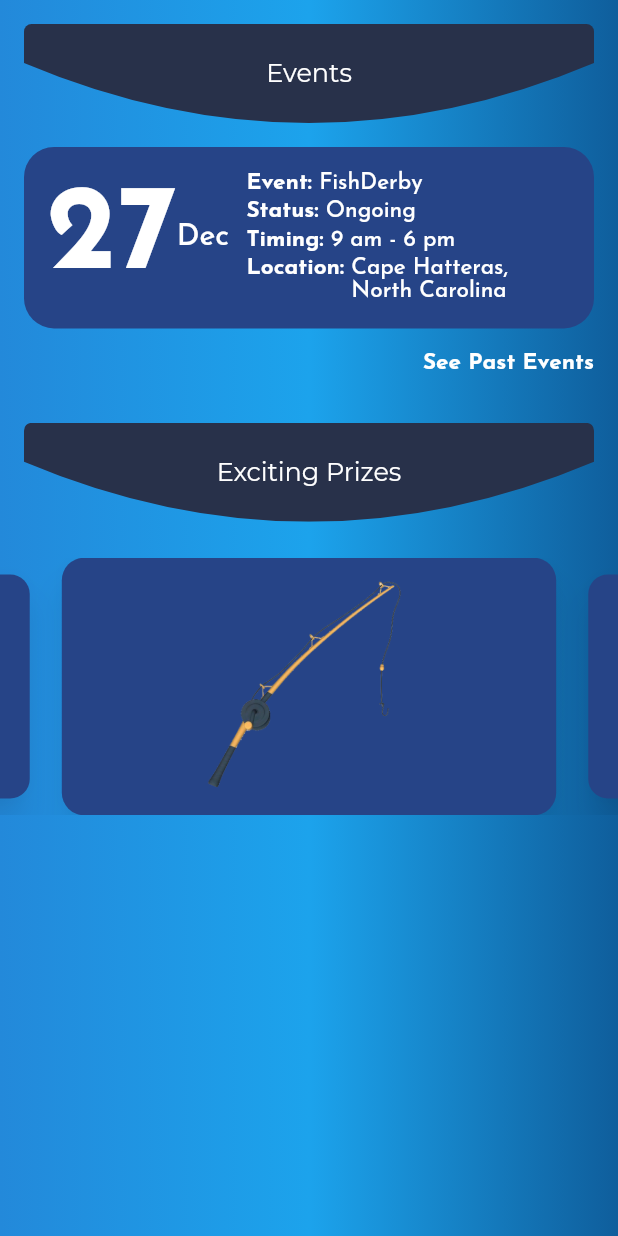
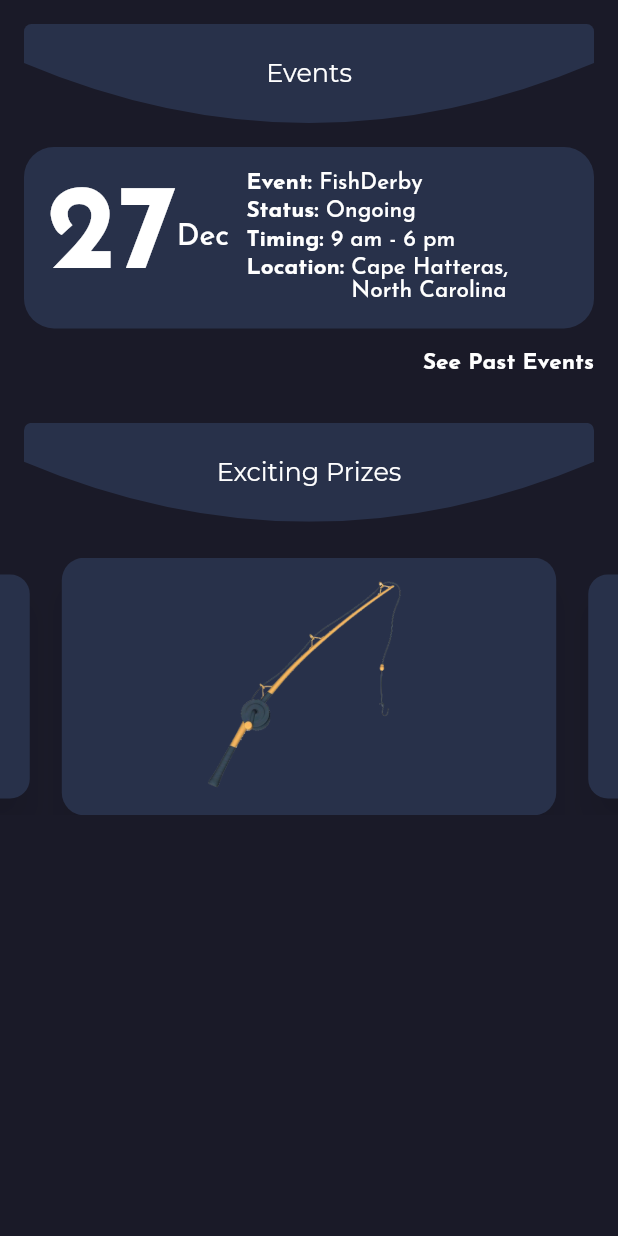
Before and after one commit to Simple-Computers-101/icefishingderby, a Flutter app: the HomeScreenView screen opened directly, on a phone screen of 412 x 824 dp. Run offline on Flutter 3.47's test engine with Material 2 defaults, Android fonts, the phone set to English and light mode, and no system bars; drawn by our look-alikes of carousel_slider; our stand-ins replace equatable, firebase_auth, firebase_core, flutter_custom_clippers, flutter_icons, flutter_screenutil and 10 more; missing offline and left inert: flutter_barcode_scanner, sign_button; accounts and stored records are empty.

```diff
--- a/lib/core/router.dart
+++ b/lib/core/router.dart
@@ -12,6 +12,7 @@ import 'package:icefishingderby/views/view_registration_screen/view_registration
 import 'package:icefishingderby/views/forgot_password/forgot_password_view.dart' as view6;
 import 'package:icefishingderby/views/buy_products/buy_products_view.dart' as view7;
 import 'package:icefishingderby/views/product_description/product_description_view.dart' as view8;
+import 'package:icefishingderby/views/show_qr_code/show_qr_code_view.dart' as view9;
 
 class Router {
   static Route<dynamic> generateRoute(RouteSettings settings) {
@@ -34,6 +35,8 @@ class Router {
         return MaterialPageRoute(builder: (_) => view7.BuyProductsView());
       case productDescriptionViewRoute:
         return MaterialPageRoute(builder: (_) => view8.ProductDescriptionView());
+      case showQrCodeViewRoute:
+        return MaterialPageRoute(builder: (_) => view9.ShowQrCodeView());
       default:
         return MaterialPageRoute(
           builder: (_) => Scaffold(
--- a/lib/core/router.json
+++ b/lib/core/router.json
@@ -45,6 +45,7 @@
             "file_path": "views/product_description/product_description_view.dart",
             "route_name": "product_descriptionViewRoute",
             "view_name": "ProductDescriptionView"
+
         }
     ]
 }
--- a/lib/core/router_constants.dart
+++ b/lib/core/router_constants.dart
@@ -9,3 +9,4 @@ const String viewRegistrationScreenViewRoute = 'viewRegistrationScreenViewRoute'
 const String forgotPasswordViewRoute = 'forgotPasswordViewRoute';
 const String buyProductsViewRoute = 'buyProductsViewRoute';
 const String productDescriptionViewRoute = 'productDescriptionViewRoute';
+const String showQrCodeViewRoute = 'showQrCodeViewRoute';
--- a/lib/views/home_screen/home_screen_view.dart
+++ b/lib/views/home_screen/home_screen_view.dart
@@ -15,18 +15,8 @@ class HomeScreenView extends StatelessWidget {
         return Scaffold(
           // appBar: AppBar(
           //   title: Text("Home"),
-          //   backgroundColor: darktheme,
-          body: Container(
-            decoration: BoxDecoration(
-              gradient: new LinearGradient(
-                colors: [
-                  Color(0xff2389da),
-                  Color(0xff1ca3ec),
-                  Color(0xff0f5e9c),
-                ],
-              ),
-            ),
-            child: ListView(
+            backgroundColor: backgroundcolor,
+          body: ListView(
             children: [
               Expanded(
                 flex: 4,
@@ -42,12 +32,13 @@ class HomeScreenView extends StatelessWidget {
                         padding: const EdgeInsets.all(8.0),
                         child: Material(
                           borderRadius: BorderRadius.circular(20),
-                            color: darktheme,
+                          color: widgetcolor,
                           child: Padding(
                             padding: const EdgeInsets.all(15.0),
                             child: Row(
                               children: [
                                 Expanded(
+
                                   flex: 3,
                                   child: Row(
                                     // crossAxisAlignment:
@@ -139,7 +130,7 @@ class HomeScreenView extends StatelessWidget {
                             .map((item) => Center(
                                     child: Container(
                                   child: Material(
-                                      color: darktheme,
+                                    color: widgetcolor,
                                     borderRadius: BorderRadius.circular(15),
                                     shadowColor: Colors.black38,
                                     elevation: 9.0,
@@ -165,7 +156,6 @@ class HomeScreenView extends StatelessWidget {
               )
             ],
           ),
-          ),
         );
       },
       viewModelBuilder: () => HomeScreenViewModel(),
--- a/lib/views/login_screen/login_screen_view.dart
+++ b/lib/views/login_screen/login_screen_view.dart
@@ -41,9 +41,8 @@ class _LoginScreenViewState extends State<LoginScreenView> {
               gradient: new LinearGradient(
                 tileMode: TileMode.mirror,
                 colors: [
-                  widgetcolor,
                   backgroundcolor,
-                  widgetcolor,
+                  backgroundcolor,
                 ],
               ),
             ),
--- a/lib/views/sign_up_screen/sign_up_screen_view.dart
+++ b/lib/views/sign_up_screen/sign_up_screen_view.dart
@@ -21,9 +21,7 @@ class SignUpScreenView extends StatefulWidget {
 
 class _SignUpScreenViewState extends State<SignUpScreenView> {
   var _passwordVisible = true;
-  var email;
-  var password;
-  var name;
+
   final GlobalKey<ScaffoldState> _key = GlobalKey<ScaffoldState>();
   @override
   Widget build(BuildContext context) {
--- a/lib/views/view_registration_screen/view_registration_screen_view.dart
+++ b/lib/views/view_registration_screen/view_registration_screen_view.dart
@@ -75,6 +75,7 @@ class _ViewRegistrationScreenViewState
 }
 
 class RegisteredEvent extends StatelessWidget {
+
   const RegisteredEvent({
     Key key,
   }) : super(key: key);
@@ -149,7 +150,9 @@ class RegisteredEvent extends StatelessWidget {
                     height: ScreenUtil().setHeight(60),
                     width: ScreenUtil().setWidth(60),
                     child: FloatingActionButton(
-                      onPressed: () {},
+                      onPressed: () {
+
+                      },
                       child: Icon(Icons.qr_code),
                       backgroundColor: widgetcolor,
                     ),
--- a/pubspec.yaml
+++ b/pubspec.yaml
@@ -32,6 +32,7 @@ dependencies:
     crypto: ^2.1.5
     flutter_barcode_scanner: ^1.0.2
     image_picker:
+    qr_flutter: ^3.2.0
 
 dev_dependencies:
     flutter_test:
```
Also changed, not shown: lib/views/show_qr_code/show_qr_code_view.dart (added, +29 -0 lines), lib/views/show_qr_code/show_qr_code_view_model.dart (added, +11 -0 lines), lib/views/splash_screen/splash_screen_view.dart (+6 -1 lines), pubspec.lock, 2 other files. Lines whose indentation alone changed are shown as unchanged.
